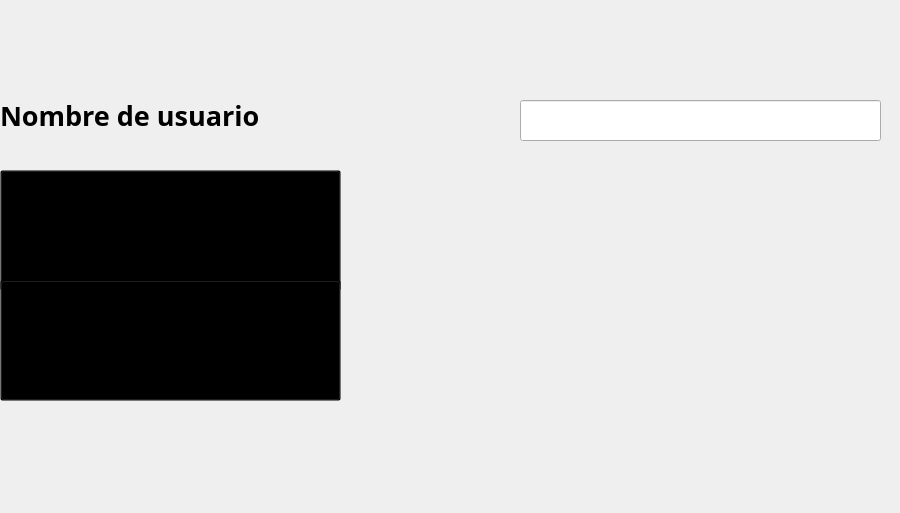
The window that menujugador.ui (serendipity-com/Mario) describes before a commit, drawn with Qt 5.
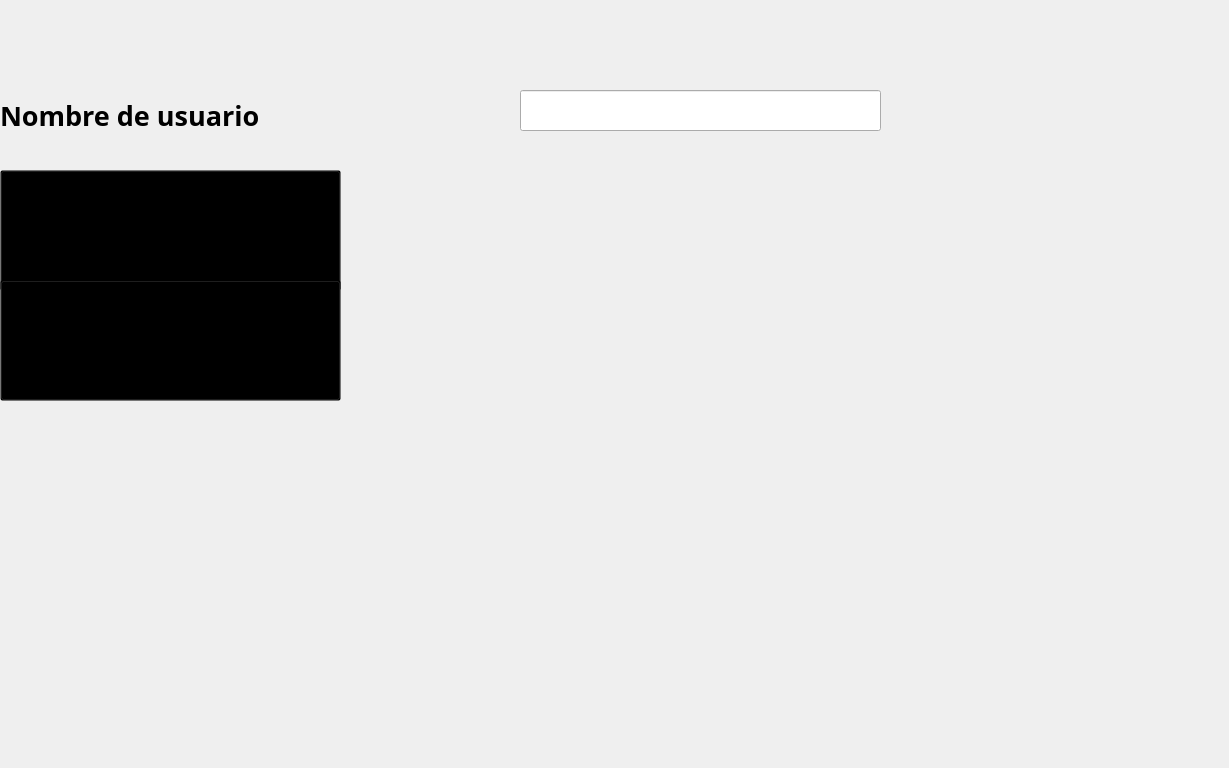
The same window after the commit. Icons and pictures are not drawn.

The edit to the form file:
```diff
--- a/menujugador.ui
+++ b/menujugador.ui
@@ -6,8 +6,8 @@
    <rect>
     <x>0</x>
     <y>0</y>
-    <width>900</width>
-    <height>513</height>
+    <width>1229</width>
+    <height>768</height>
    </rect>
   </property>
   <property name="windowTitle">
@@ -43,7 +43,7 @@
     <property name="geometry">
      <rect>
       <x>540</x>
-      <y>110</y>
+      <y>100</y>
       <width>361</width>
       <height>41</height>
      </rect>
```
